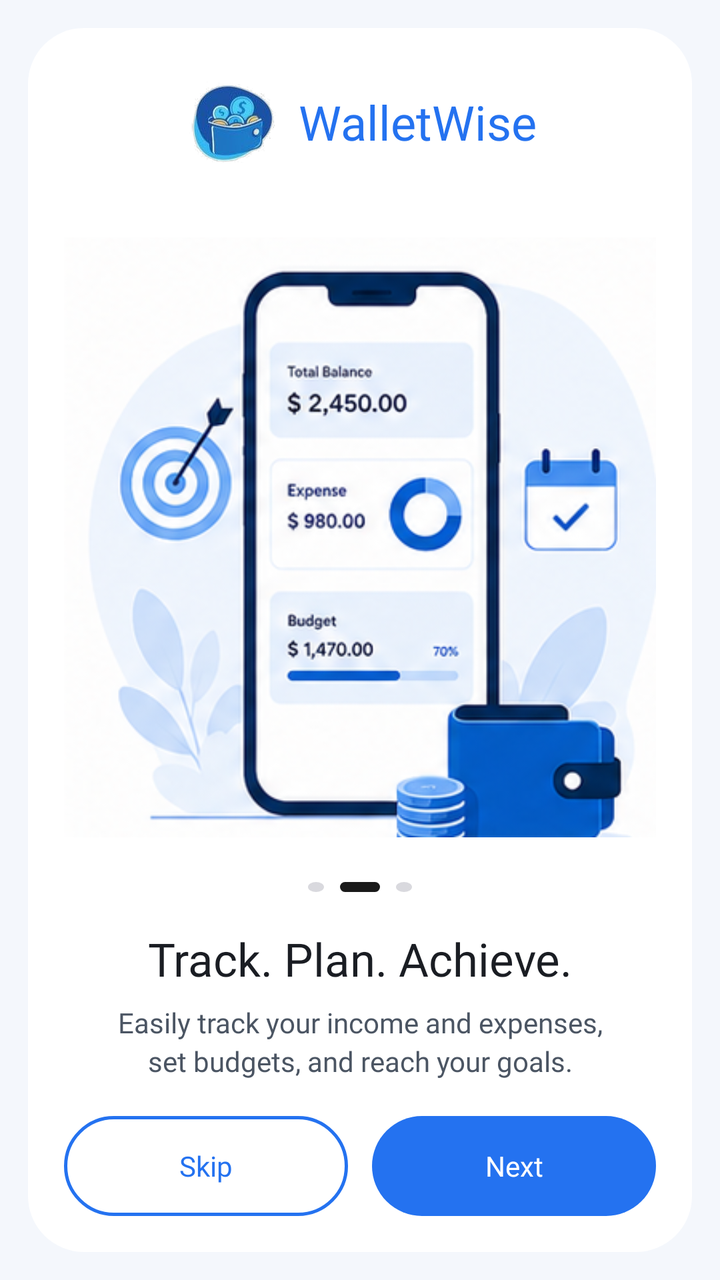
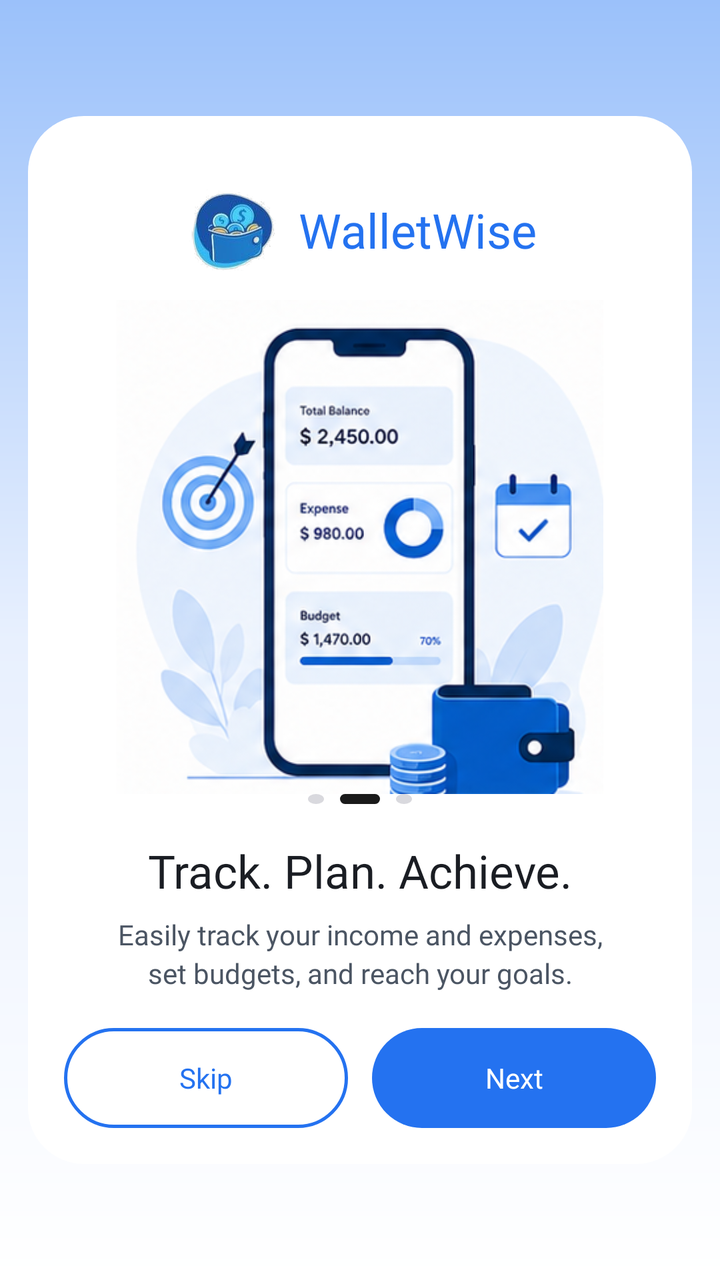

Before-and-after screenshots of an Android layout around one commit, followed by the original layout XML and the change that was made.
<!-- AndroidManifest.xml: application theme Theme.WalletWise.Starting -->
<!-- res/layout/page2.xml -->
<?xml version="1.0" encoding="utf-8"?>
<LinearLayout
    xmlns:android="http://schemas.android.com/apk/res/android"
    android:layout_width="match_parent"
    android:layout_height="match_parent"
    android:orientation="vertical"
    android:gravity="center"
    android:background="@drawable/page_background"
    android:padding="14dp">

    <LinearLayout
        android:layout_width="match_parent"
        android:layout_height="match_parent"
        android:orientation="vertical"
        android:gravity="center_horizontal"
        android:background="@drawable/white_card"
        android:paddingStart="18dp"
        android:paddingEnd="18dp"
        android:paddingTop="22dp"
        android:paddingBottom="18dp">

        
        <LinearLayout
            android:layout_width="wrap_content"
            android:layout_height="wrap_content"
            android:orientation="horizontal"
            android:gravity="center_vertical">

            <ImageView
                android:layout_width="50dp"
                android:layout_height="50dp"
                android:src="@drawable/walletwise_logo"
                android:scaleType="centerInside"
                android:contentDescription="WalletWise logo" />

            <TextView
                android:layout_width="wrap_content"
                android:layout_height="wrap_content"
                android:layout_marginStart="8dp"
                android:text="WalletWise"
                android:textColor="@color/primary_500"
                android:textSize="24sp"
                android:fontFamily="@font/dosis_extrabold" />

        </LinearLayout>

        <Space
            android:layout_width="match_parent"
            android:layout_height="10dp" />

        
        <ImageView
            android:layout_width="match_parent"
            android:layout_height="0dp"
            android:layout_weight="1"
            android:src="@drawable/illustration_track"
            android:scaleType="centerInside"
            android:contentDescription="Track, plan and achieve illustration" />

        
        <LinearLayout
            android:layout_width="wrap_content"
            android:layout_height="wrap_content"
            android:orientation="horizontal"
            android:gravity="center">

            <View
                android:layout_width="8dp"
                android:layout_height="5dp"
                android:background="@drawable/dot_inactive"
                android:layout_marginHorizontal="4dp" />

            <View
                android:layout_width="20dp"
                android:layout_height="5dp"
                android:background="@drawable/dot_active"
                android:layout_marginHorizontal="4dp" />

            <View
                android:layout_width="8dp"
                android:layout_height="5dp"
                android:background="@drawable/dot_inactive"
                android:layout_marginHorizontal="4dp" />

        </LinearLayout>

        <Space
            android:layout_width="match_parent"
            android:layout_height="18dp" />

        
        <TextView
            android:layout_width="match_parent"
            android:layout_height="wrap_content"
            android:text="Track. Plan. Achieve."
            android:textColor="@color/text_primary_light"
            android:textSize="23sp"
            android:gravity="center"
            android:fontFamily="@font/dosis_extrabold" />

        
        <TextView
            android:layout_width="match_parent"
            android:layout_height="wrap_content"
            android:layout_marginTop="7dp"
            android:paddingStart="8dp"
            android:paddingEnd="8dp"
            android:text="Easily track your income and expenses,\nset budgets, and reach your goals."
            android:textColor="@color/text_secondary_light"
            android:textSize="14sp"
            android:gravity="center"
            android:lineSpacingExtra="3dp"
            android:fontFamily="@font/molengo_regular" />

        <Space
            android:layout_width="match_parent"
            android:layout_height="18dp" />

        
        <LinearLayout
            android:layout_width="match_parent"
            android:layout_height="50dp"
            android:orientation="horizontal">

            <TextView
                android:id="@+id/back2"
                android:layout_width="0dp"
                android:layout_height="match_parent"
                android:layout_weight="1"
                android:gravity="center"
                android:text="Skip"
                android:textColor="@color/primary_500"
                android:textSize="14sp"
                android:fontFamily="@font/dosis_semibold"
                android:background="@drawable/outline_button"
                android:clickable="true"
                android:focusable="true" />

            <Space
                android:layout_width="12dp"
                android:layout_height="1dp" />

            <TextView
                android:id="@+id/next2"
                android:layout_width="0dp"
                android:layout_height="match_parent"
                android:layout_weight="1"
                android:gravity="center"
                android:text="Next"
                android:textColor="@color/neutral_0"
                android:textSize="14sp"
                android:fontFamily="@font/dosis_semibold"
                android:background="@drawable/primary_button"
                android:clickable="true"
                android:focusable="true" />

        </LinearLayout>

    </LinearLayout>

</LinearLayout>
<!-- resources referenced by this layout -->
<resources>
  <color name="neutral_0">#FFFFFF</color>
  <color name="primary_500">#2472F0</color>
  <color name="text_primary_light">@color/neutral_900</color>
  <color name="text_secondary_light">@color/neutral_700</color>
  <!-- drawable dot_active (drawable) -->
  <?xml version="1.0" encoding="utf-8"?>
  <shape xmlns:android="http://schemas.android.com/apk/res/android"
      android:shape="rectangle">
      <solid android:color="@color/colorDotActive" />
      <corners android:radius="4dp" />
      <size
          android:width="18dp"
          android:height="8dp" />
  </shape>
  <!-- drawable dot_inactive (drawable) -->
  <?xml version="1.0" encoding="utf-8"?>
  <shape xmlns:android="http://schemas.android.com/apk/res/android"
      android:shape="oval">
      <solid android:color="@color/colorDotInactive" />
      <size
          android:width="8dp"
          android:height="8dp" />
  </shape>
  <!-- drawable outline_button (drawable) -->
  <?xml version="1.0" encoding="utf-8"?>
  <shape xmlns:android="http://schemas.android.com/apk/res/android">
      <solid android:color="#FFFFFFFF"/>
      <stroke android:width="1.5dp" android:color="@color/primary_500"/>
      <corners android:radius="28dp"/>
  </shape>
  <!-- drawable page_background (drawable) -->
  <?xml version="1.0" encoding="utf-8"?>
  <shape xmlns:android="http://schemas.android.com/apk/res/android">
      <solid android:color="#F4F7FC"/>
  </shape>
  <!-- drawable primary_button (drawable) -->
  <?xml version="1.0" encoding="utf-8"?>
  <shape xmlns:android="http://schemas.android.com/apk/res/android">
      <solid android:color="@color/primary_500"/>
      <corners android:radius="28dp"/>
  </shape>
  <!-- drawable white_card (drawable) -->
  <?xml version="1.0" encoding="utf-8"?>
  <shape xmlns:android="http://schemas.android.com/apk/res/android">
      <solid android:color="#FFFFFFFF"/>
      <corners android:radius="28dp"/>
  </shape>
  <style name="Theme.WalletWise.Starting" parent="Theme.SplashScreen">
  
          <item name="windowSplashScreenBackground">@color/splash_background</item>
  
          <item name="windowSplashScreenAnimatedIcon">@drawable/walletwise_logo_cleaned</item>
  
          <item name="windowSplashScreenIconBackgroundColor">@color/splash_background</item>
  
          <item name="postSplashScreenTheme">@style/Theme.ExpenceAndBudgetTracker</item>
  
      </style>
  <color name="neutral_900">#1A1D23</color>
  <color name="neutral_700">#4B5563</color>
  <color name="colorDotActive">#1A1A1A</color>
  <color name="colorDotInactive">#D9D9DE</color>
  <color name="splash_background">#E8F0FE</color>
  <!-- drawable walletwise_logo_cleaned: png bitmap (drawable, 493724 bytes) -->
  <color name="primary_100">#C2D9FC</color>
  <color name="primary_900">#082456</color>
  <color name="accent_500">#FFA800</color>
  <color name="accent_100">#FFE9C2</color>
  <color name="accent_700">#CC8600</color>
  <color name="expense_red">#E5484D</color>
  <color name="background_light">@color/neutral_50</color>
  <color name="surface_light">@color/neutral_0</color>
  <color name="primary_700">#1447A8</color>
  <color name="neutral_50">#F7F8FA</color>
  <!-- unchanged entries left out for length: 3 -->
</resources>

<!-- the commit's change to res/layout/page2.xml (unified diff, before → after) -->
@@ -5,8 +5,10 @@
     android:layout_height="match_parent"
     android:orientation="vertical"
     android:gravity="center"
-    android:background="@drawable/page_background"
-    android:padding="14dp">
+    android:background="@drawable/gradient_header_bg"
+    android:paddingVertical="58dp"
+    android:paddingHorizontal="14dp"
+    >
 
     <LinearLayout
         android:layout_width="match_parent"
@@ -24,6 +26,7 @@
             android:layout_width="wrap_content"
             android:layout_height="wrap_content"
             android:orientation="horizontal"
+            android:layout_marginTop="10dp"
             android:gravity="center_vertical">
 
             <ImageView
<!-- resource entries referenced after the edit -->
@@ -23,17 +23,22 @@
           android:width="8dp"
           android:height="8dp" />
   </shape>
+  <!-- drawable gradient_header_bg (drawable) -->
+  <?xml version="1.0" encoding="utf-8"?>
+  <shape xmlns:android="http://schemas.android.com/apk/res/android"
+      android:shape="rectangle">
+      <gradient
+          android:startColor="@color/primary_200"
+          android:centerColor="@color/primary_50"
+          android:endColor="@color/neutral_0"
+          android:angle="270" />
+  </shape>
   <!-- drawable outline_button (drawable) -->
   <?xml version="1.0" encoding="utf-8"?>
   <shape xmlns:android="http://schemas.android.com/apk/res/android">
       <solid android:color="#FFFFFFFF"/>
       <stroke android:width="1.5dp" android:color="@color/primary_500"/>
       <corners android:radius="28dp"/>
-  </shape>
-  <!-- drawable page_background (drawable) -->
-  <?xml version="1.0" encoding="utf-8"?>
-  <shape xmlns:android="http://schemas.android.com/apk/res/android">
-      <solid android:color="#F4F7FC"/>
   </shape>
   <!-- drawable primary_button (drawable) -->
   <?xml version="1.0" encoding="utf-8"?>
@@ -49,22 +54,27 @@
   </shape>
   <style name="Theme.WalletWise.Starting" parent="Theme.SplashScreen">
   
-          <item name="windowSplashScreenBackground">@color/splash_background</item>
+          <item name="windowSplashScreenBackground">
+              @color/primary_100
+          </item>
   
-          <item name="windowSplashScreenAnimatedIcon">@drawable/walletwise_logo_cleaned</item>
+          <item name="windowSplashScreenAnimatedIcon">
+              @drawable/wallet_splash_logo
+          </item>
   
-          <item name="windowSplashScreenIconBackgroundColor">@color/splash_background</item>
-  
-          <item name="postSplashScreenTheme">@style/Theme.ExpenceAndBudgetTracker</item>
+          <item name="postSplashScreenTheme">
+              @style/Theme.ExpenceAndBudgetTracker
+          </item>
   
       </style>
   <color name="neutral_900">#1A1D23</color>
   <color name="neutral_700">#4B5563</color>
   <color name="colorDotActive">#1A1A1A</color>
   <color name="colorDotInactive">#D9D9DE</color>
-  <color name="splash_background">#E8F0FE</color>
-  <!-- drawable walletwise_logo_cleaned: png bitmap (drawable, 493724 bytes) -->
+  <color name="primary_200">#9BC1FA</color>
+  <color name="primary_50">#E8F0FE</color>
   <color name="primary_100">#C2D9FC</color>
+  <!-- drawable wallet_splash_logo: png bitmap (drawable, 796784 bytes) -->
   <color name="primary_900">#082456</color>
   <color name="accent_500">#FFA800</color>
   <color name="accent_100">#FFE9C2</color>
